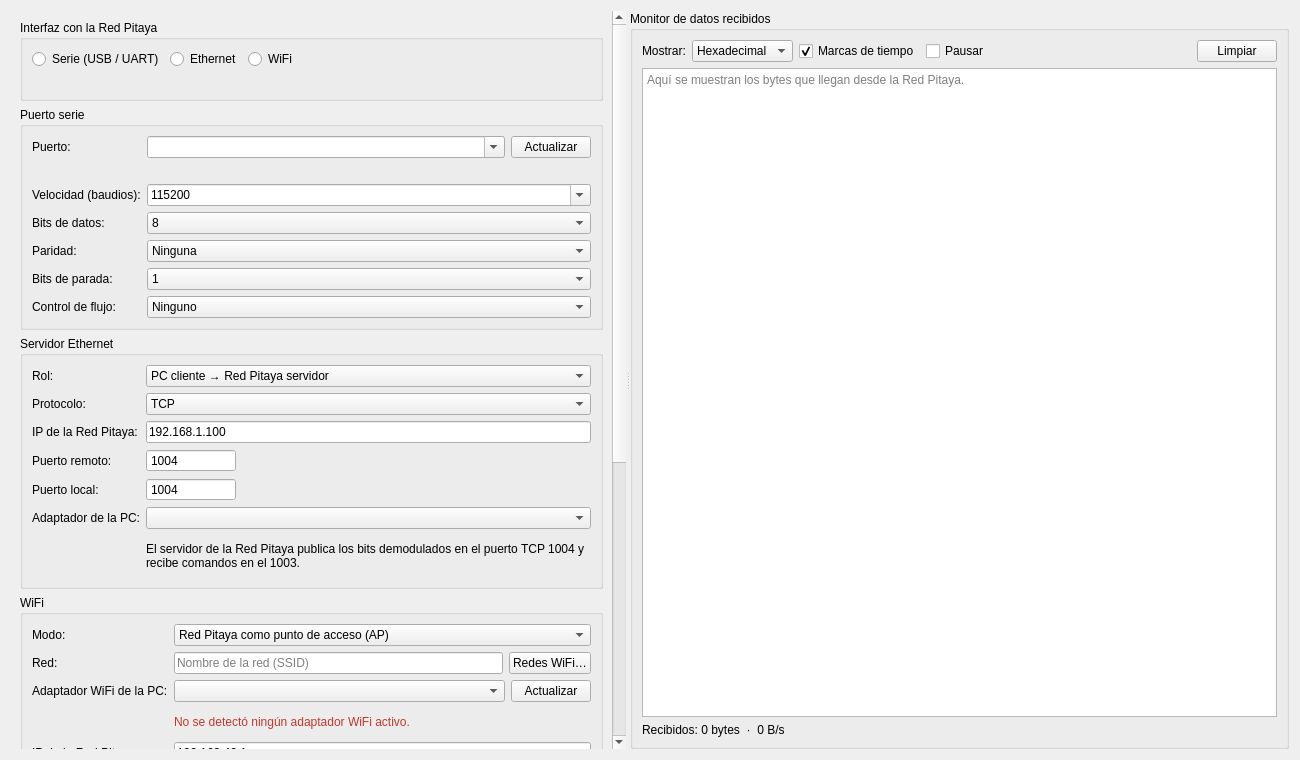
Qt form Desarrollo_GUI/MapaReceptorAIS/connectionpage.ui (jyanezlanda/Receptor_AIS) before a commit.
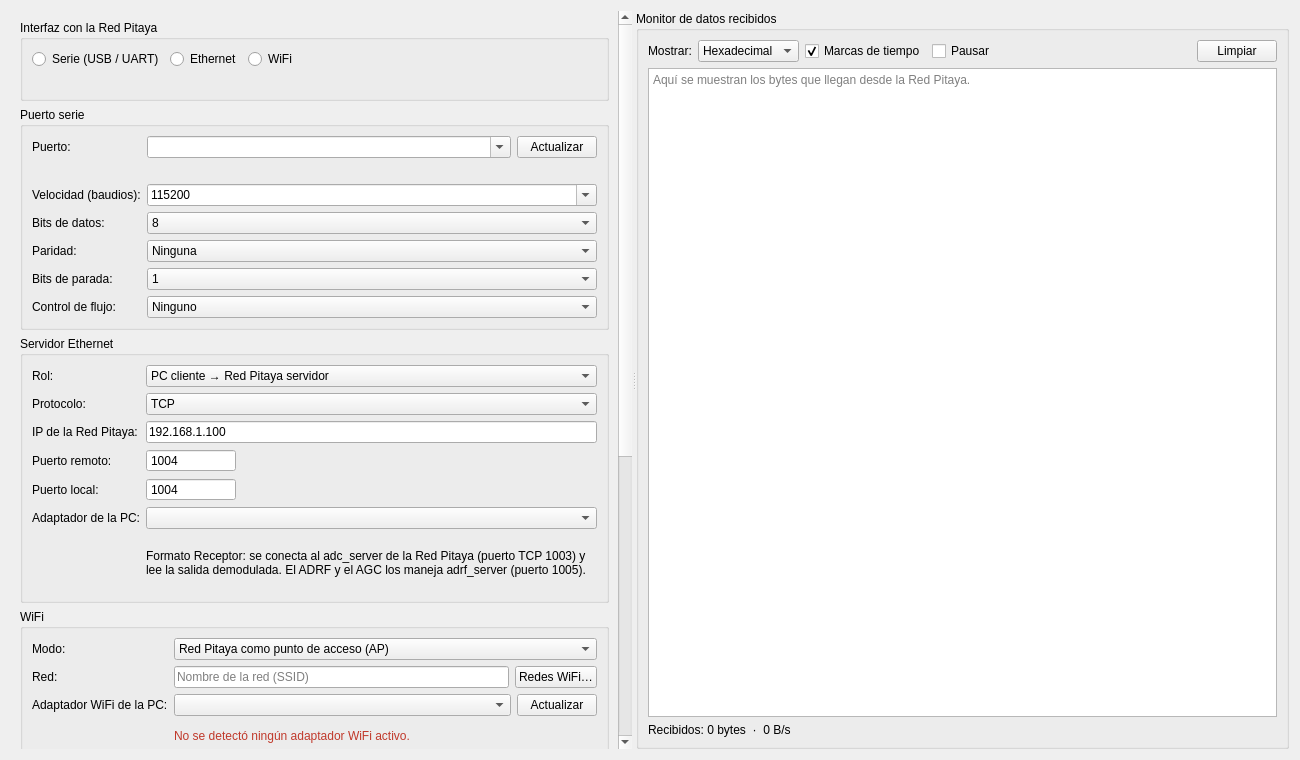
The same form after that commit.

Commit message: SW Red Pitaya y GUI: probado con HackRF transmitiendo, AGC

```diff
--- a/Desarrollo_GUI/MapaReceptorAIS/connectionpage.ui
+++ b/Desarrollo_GUI/MapaReceptorAIS/connectionpage.ui
@@ -482,7 +482,7 @@
               <item row="6" column="1">
                <widget class="QLabel" name="lblEthAyuda">
                 <property name="text">
-                 <string>El servidor de la Red Pitaya publica los bits demodulados en el puerto TCP 1004 y recibe comandos en el 1003.</string>
+                 <string>Formato Receptor: se conecta al adc_server de la Red Pitaya (puerto TCP 1003) y lee la salida demodulada. El ADRF y el AGC los maneja adrf_server (puerto 1005).</string>
                 </property>
                 <property name="wordWrap">
                  <bool>true</bool>
@@ -710,7 +710,7 @@
                <widget class="QComboBox" name="cmbFormato">
                 <item>
                  <property name="text">
-                  <string>Bits demodulados (stream binario)</string>
+                  <string>Receptor Red Pitaya (FIFO demodulada, puerto 1003)</string>
                  </property>
                 </item>
                 <item>
```
The commit also changes 69 other files.
